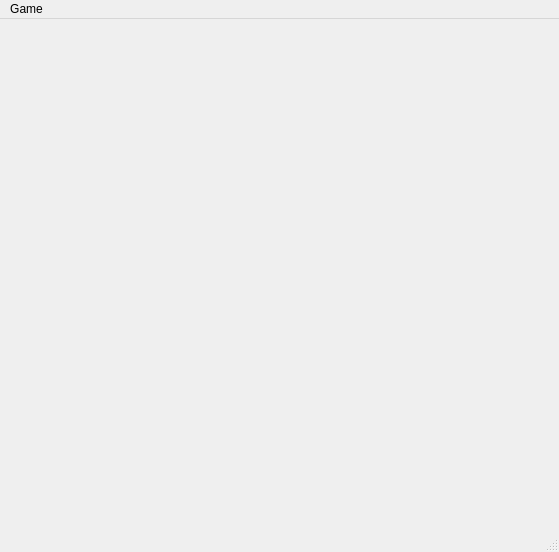
Old version of the form mainwindow.ui in the repository nipunasudha/minesweeper-cpp-qt.
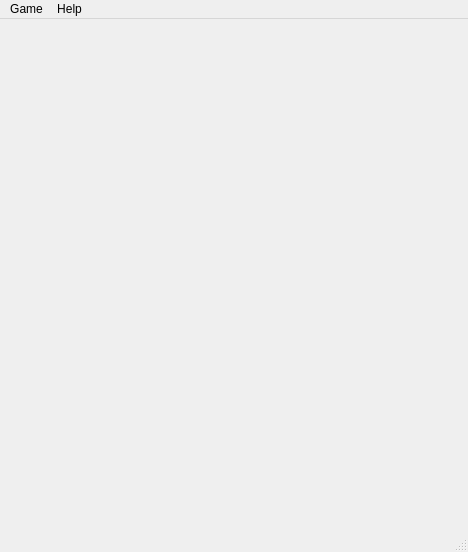
New version of the form. Icons and pictures are not drawn.

The edit to the form file:
```diff
--- a/mainwindow.ui
+++ b/mainwindow.ui
@@ -6,7 +6,7 @@
    <rect>
     <x>0</x>
     <y>0</y>
-    <width>559</width>
+    <width>468</width>
     <height>552</height>
    </rect>
   </property>
@@ -23,10 +23,10 @@
    <widget class="QWidget" name="gridLayoutWidget">
     <property name="geometry">
      <rect>
-      <x>50</x>
-      <y>40</y>
-      <width>441</width>
-      <height>421</height>
+      <x>30</x>
+      <y>90</y>
+      <width>411</width>
+      <height>411</height>
      </rect>
     </property>
     <layout class="QGridLayout" name="mineField">
@@ -41,7 +41,7 @@
     <rect>
      <x>0</x>
      <y>0</y>
-     <width>559</width>
+     <width>468</width>
      <height>25</height>
     </rect>
    </property>
@@ -52,7 +52,15 @@
     <addaction name="actionNew_Game"/>
     <addaction name="actionExit_2"/>
    </widget>
+   <widget class="QMenu" name="menuHelp">
+    <property name="title">
+     <string>Help</string>
+    </property>
+    <addaction name="actionInstructions"/>
+    <addaction name="actionAbout_2"/>
+   </widget>
    <addaction name="menuGame"/>
+   <addaction name="menuHelp"/>
   </widget>
   <widget class="QStatusBar" name="statusbar"/>
   <action name="actionSave">
```
Left out of the diff: 33 changed lines with no effect on the pictures.
